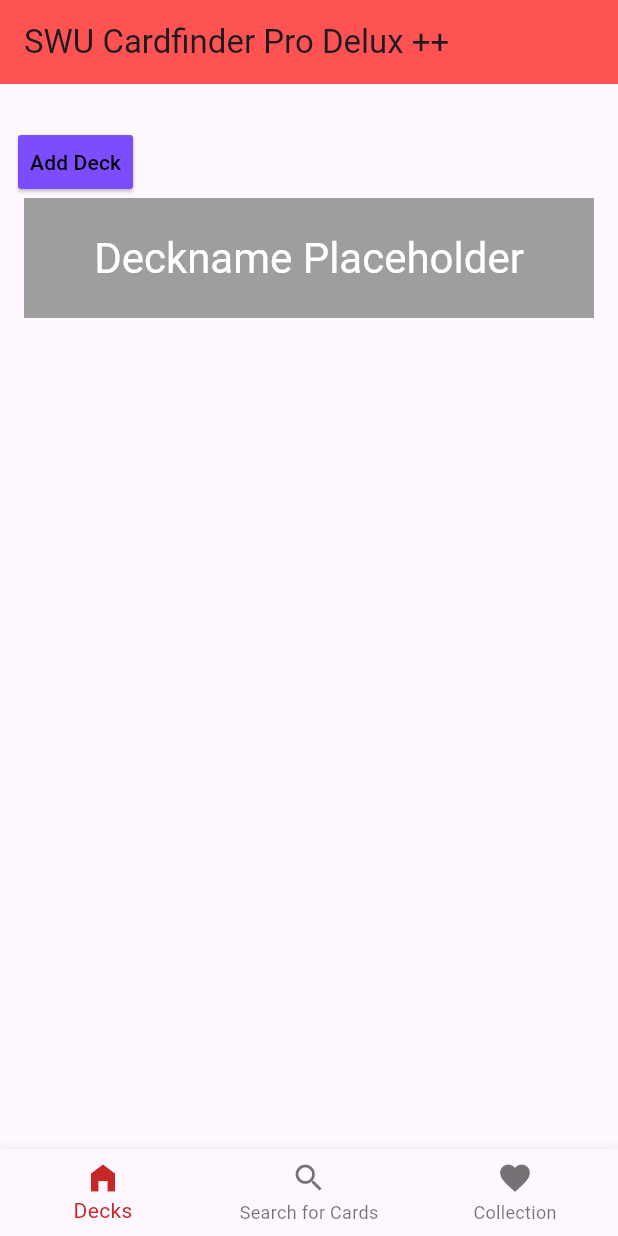
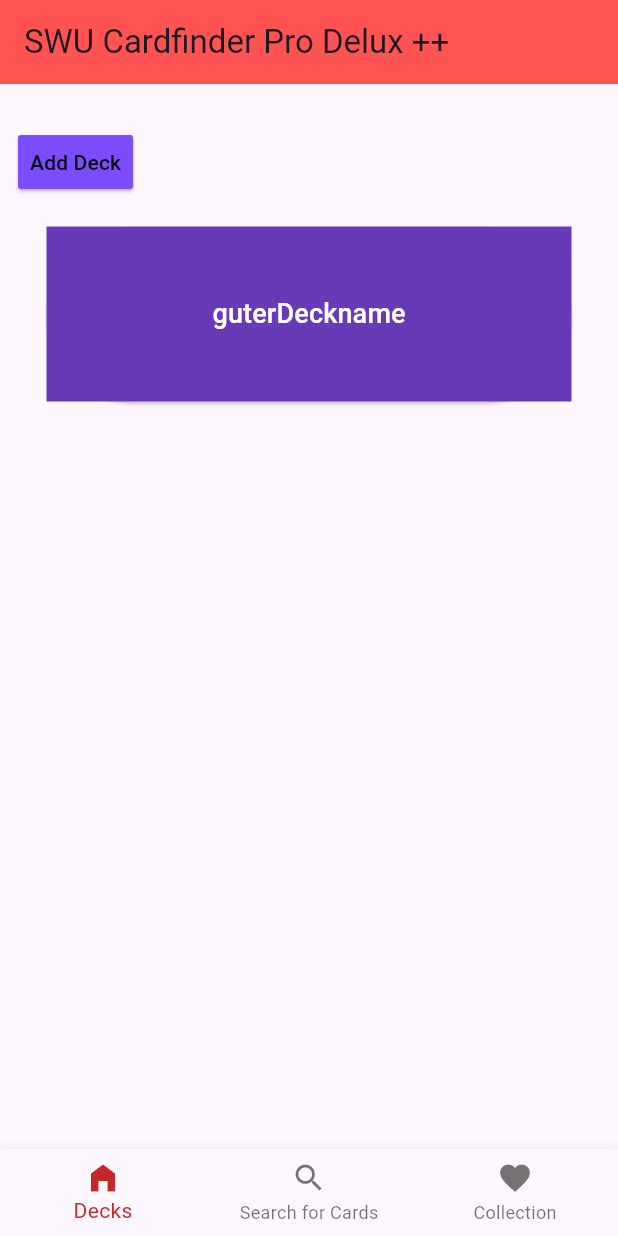
Before and after one commit to meric000/Bachelorarbeit, a Flutter app: the screen it shows after launch, on a phone screen of 412 x 824 dp. Run offline on Flutter 3.47's test engine with Material 3 defaults, Android fonts, the phone set to English and light mode, and no system bars.

```diff
--- a/lib/DeckInfoScreen.dart
+++ b/lib/DeckInfoScreen.dart
@@ -6,7 +6,8 @@ import 'ShowCardsInList.dart';
 void main() {}
 
 class DeckStatsScreen extends StatelessWidget {
-  const DeckStatsScreen({super.key});
+  final SWUDecks deck;
+  const DeckStatsScreen({super.key, required this.deck});
 
 
   @override
@@ -23,7 +24,7 @@ class DeckStatsScreen extends StatelessWidget {
             children: [
               Expanded(
                   child: ShowCardsInList(
-                      userCards: SWUDecks.dummyDeck.cardsInDeck)),
+                      userCards: deck.cardsInDeck)),
             ],
           ),
         ),
--- a/lib/ShowCardsInList.dart
+++ b/lib/ShowCardsInList.dart
@@ -13,6 +13,7 @@ class ShowCardsInList extends StatelessWidget {
 
   @override
   Widget build(BuildContext context) {
+    SizedBox(height:15);
     if (userCards.isEmpty) {
       return const Center(
           child: Text("No Cards in Collection, add some if you want"));
@@ -37,7 +38,7 @@ class ShowCardsInList extends StatelessWidget {
                     MaterialPageRoute(
                       builder: (context) =>
                           FullscreenImagePage(
-                            imageUrl: swuCard.image, currentCard: swuCard, buildingDeck: false,),
+                            imageUrl: swuCard.image,  buildingDeck: false, currentCard: swuCard,),
                     ),
                   );
                 },
--- a/lib/StartScreen.dart
+++ b/lib/StartScreen.dart
@@ -3,13 +3,17 @@ import 'package:flutter/material.dart';
 import 'Buttonstyle.dart';
 import 'CollectionScreen.dart';
 import 'DeckBuilderScreen.dart';
+import 'DeckInfoScreen.dart';
 import 'SearchScreen.dart';
-import 'DeckInfoScreen.dart';
+import 'User.dart';
 
 void main() => runApp(const MyApp());
 
 const String deckname = "Deckname Placeholder";
 
+///This is the Startscreen, where The user will get, after he is logged in.
+///The User Decks are Displayed here can be edited from this screen
+///The other Mainscreens(Search- and Collectionscreen) can be accessed from here
 class MyApp extends StatelessWidget {
   const MyApp({super.key});
 
@@ -65,32 +69,49 @@ class _MainScreenState extends State<MainScreen> {
               },
               child: const Text('Add Deck'),
             ),
+          ),Expanded(
+            child: GridView.builder(
+              gridDelegate: SliverGridDelegateWithFixedCrossAxisCount(
+                crossAxisCount: 1, // number of items in each row
+                mainAxisSpacing: 9.0, // spacing between rows
+                childAspectRatio: 3.0,
               ),
-          GestureDetector(
-            onTap: () {
+              padding: EdgeInsets.all(19.0),
+              itemCount: User.exampleUser.userDecks.length,
+              itemBuilder: (BuildContext context, int index) {
+                final deck = User.exampleUser.userDecks[index];
+                return Hero(
+                  tag: deck,
+                  child: ElevatedButton(
+                    style: ElevatedButton.styleFrom(
+                      padding:
+                          EdgeInsets
+                              .zero, // Damit der Container das Layout bestimmt
+                    ),
+                    onPressed: () {
                       Navigator.push(
                         context,
                         MaterialPageRoute(
-                builder: (context) => DeckStatsScreen(),
+                          builder: (context) => DeckStatsScreen(deck: deck),
                         ),
-            );},
+                      );
+                    },
                     child: Container(
-              color: Colors.grey,
-              width: 380.0,
-              height: 80.0,
+                      color: Colors.deepPurple,
                       alignment: Alignment.center,
-              child: Text(deckname,
-                  style: Theme
-                      .of(context)
-                      .textTheme
-                      .headlineMedium!
-                      .copyWith(color: Colors.white)),
-
+                      child: Text(
+                        deck.deckname,
+                        style: const TextStyle(
+                          color: Colors.white,
+                          fontSize: 18,
                         ),
                       ),
-
-          const Spacer(),
-          const SizedBox(height: 12),
+                    ),
+                  ),
+                );
+              },
+            ),
+          ),
         ],
       ),
     );
--- a/lib/SwUDecks.dart
+++ b/lib/SwUDecks.dart
@@ -9,7 +9,7 @@ import 'package:uuid/uuid.dart';
 class SWUDecks{
   List<StarWarsUnlimitedCard> cardsInDeck=[];
   final String deckname;
-  int decksize = 0;
+  int get decksize => cardsInDeck.length;
   var id = Uuid().v4();
 
   SWUDecks({required this.deckname});
--- a/lib/User.dart
+++ b/lib/User.dart
@@ -8,7 +8,7 @@ class User {
   final String password;
   final String eMail;
   List<StarWarsUnlimitedCard> collection = [];
-  List<SWUDecks> userDecks = [SWUDecks.dummyDeck,SWUDecks.dummyDeck];
+  List<SWUDecks> userDecks = [SWUDecks.dummyDeck];
 
    User(this.name, this.password, this.eMail);
 
```
Also changed, not shown: lib/Buttonstyle.dart (+10 -0 lines), lib/CollectionScreen.dart (+3 -5 lines), lib/DeckBuilderScreen.dart (+67 -16 lines), lib/SearchScreen.dart (+15 -12 lines). Lines whose indentation alone changed are shown as unchanged.
